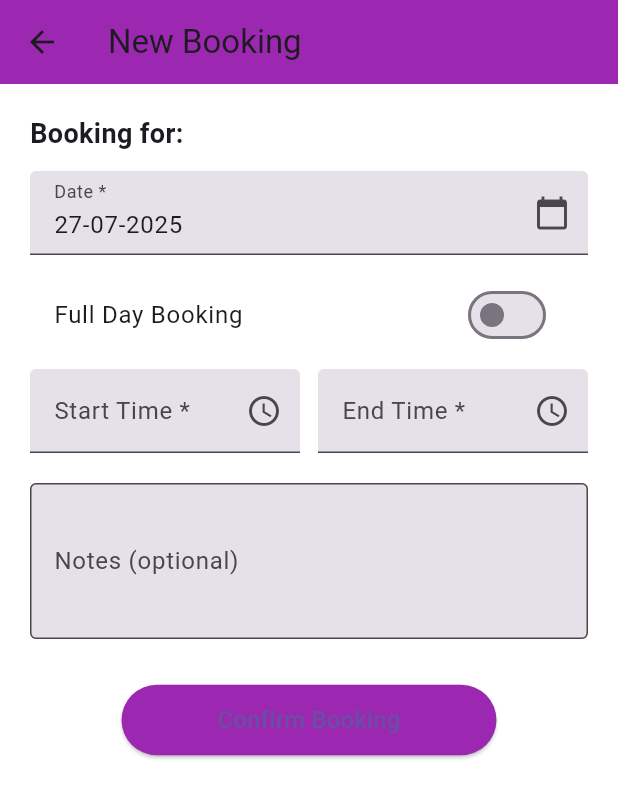
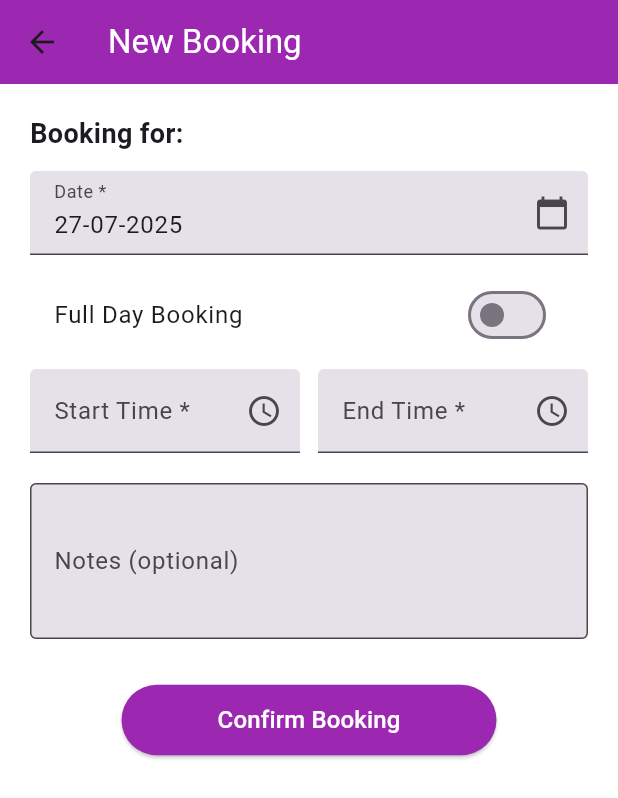
Before and after one commit to JobkWasswa/recess_group4_homeconnect_app, a Flutter app: the CreateBookingScreen screen opened directly with empty values, on a phone screen of 412 x 824 dp. Shown: the top 798 px of the screen. Run offline on Flutter 3.47's test engine with Material 3 defaults, Android fonts, the phone set to English and light mode, and no system bars; our stand-ins replace cloud_firestore, cloud_functions, firebase_analytics, firebase_auth, firebase_core, firebase_messaging and 10 more; accounts and stored records are empty.

Commit message:
confirm booking

```diff
--- a/lib/presentation/homeowner/pages/create_booking_screen.dart
+++ b/lib/presentation/homeowner/pages/create_booking_screen.dart
@@ -132,7 +132,9 @@ class _CreateBookingScreenState extends State<CreateBookingScreen> {
 
     return Scaffold(
       appBar: AppBar(
-        title: Text(widget.isReschedule ? 'Reschedule Booking' : 'New Booking'),
+        title: Text(widget.isReschedule ? 'Reschedule Booking' : 'New Booking',
+         style:TextStyle(color: Colors.white),
+        ),
         backgroundColor: Colors.purple,
       ),
       body: Padding(
@@ -298,7 +300,8 @@ class _CreateBookingScreenState extends State<CreateBookingScreen> {
                     padding: EdgeInsets.symmetric(horizontal: 40, vertical: 12),
                     child: Text(
                       'Confirm Booking',
-                      style: TextStyle(fontSize: 16),
+                      style: TextStyle(fontSize: 16, color: Colors.white),
+
                     ),
                   ),
                 ),
```
